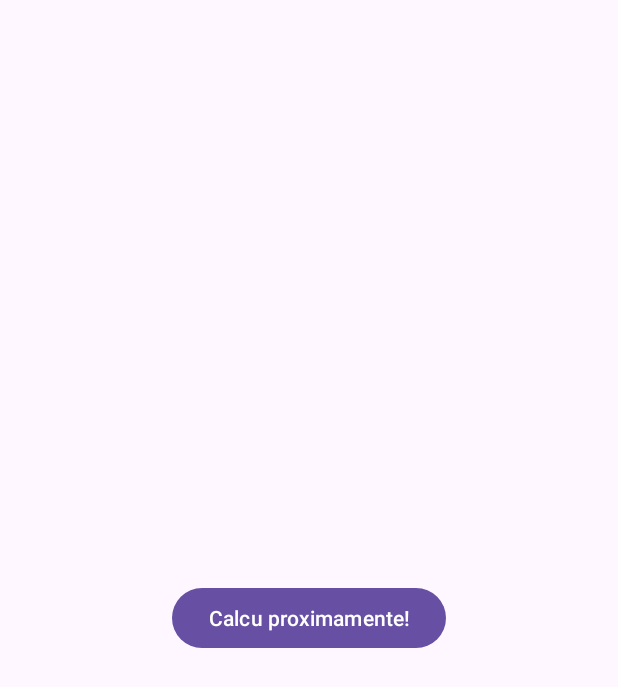
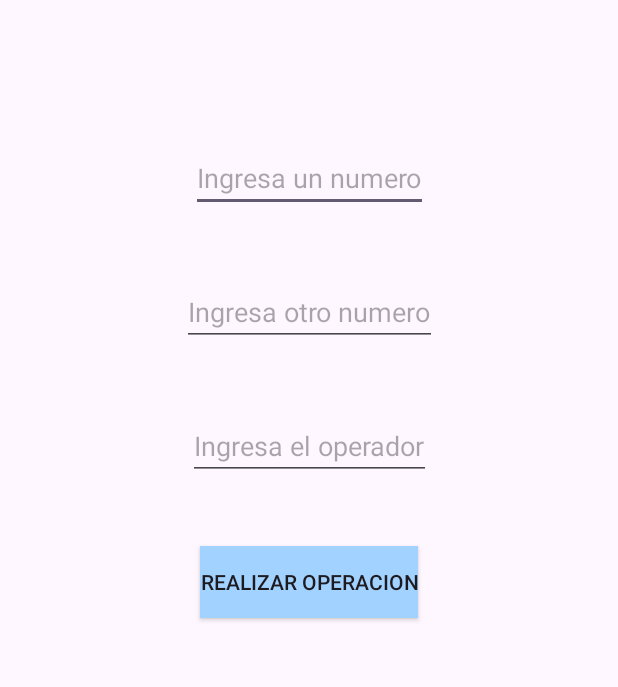
Before and after one commit to JonyWhalee/kotlinApp, an Android app: the CalculadoraApp screen opened directly, with no data from a screen before it, on a phone screen of 412 x 824 dp. Shown: the top 687 px of the screen. Run offline under Robolectric (Android 15) with nearby library versions, the phone set to English and light mode, and no system bars.

Commit message:
calculatorApp

```diff
--- a/app/src/main/java/com/example/firstapp/contendorDeApps/CalculadoraApp.kt
+++ b/app/src/main/java/com/example/firstapp/contendorDeApps/CalculadoraApp.kt
@@ -2,11 +2,46 @@ package com.example.firstapp.contendorDeApps
 
 import androidx.appcompat.app.AppCompatActivity
 import android.os.Bundle
+import android.widget.EditText
+import android.widget.TextView
 import com.example.firstapp.R
+
 
 class CalculadoraApp : AppCompatActivity() {
     override fun onCreate(savedInstanceState: Bundle?) {
         super.onCreate(savedInstanceState)
         setContentView(R.layout.activity_calculadora_app)
+        val edNumeroUno = findViewById<EditText>(R.id.edNumeroUno)
+        val edNumeroDos = findViewById<EditText>(R.id.edNumeroDos)
+        val edOperador = findViewById<EditText>(R.id.edOperador)
+        val btnOperacion = findViewById<androidx.appcompat.widget.AppCompatButton>(R.id.btnOperacion)
+        val mostrar = findViewById<TextView>(R.id.tvMostrar)
+
+        btnOperacion.setOnClickListener {
+            val numeroUnoText = edNumeroUno.text.toString()
+            val numeroDosText = edNumeroDos.text.toString()
+            val operador = edOperador.text.toString()
+
+            if (numeroUnoText.isNotEmpty() && numeroDosText.isNotEmpty()){
+                val numero1 = numeroUnoText.toDouble()
+                val numero2 = numeroDosText.toDouble()
+
+                val resultado = realizarOperacion(numero1, numero2, operador)
+                mostrar.text = "La $operador entre $numero1 y $numero2 es $resultado"
+            }else{
+                mostrar.text = "Te falto ingresar los numero salchicha"
+            }
+
+        }
     }
+
+    fun realizarOperacion(a: Double, b: Double, operador: String):Double = when(operador){
+            "+" -> a + b
+            "-" -> a - b
+            "*" -> a * b
+            "/" -> a / b
+            else -> 0.0
+        }
+
+
 }
--- a/app/src/main/res/layout/activity_calculadora_app.xml
+++ b/app/src/main/res/layout/activity_calculadora_app.xml
@@ -6,13 +6,61 @@
     android:layout_height="match_parent"
     tools:context=".contendorDeApps.CalculadoraApp">
 
-    <Button
-        android:id="@+id/button"
+    <EditText
+        android:id="@+id/edNumeroUno"
         android:layout_width="wrap_content"
         android:layout_height="wrap_content"
-        android:text="Calcu proximamente!"
+        android:layout_marginTop="96dp"
+        android:hint="Ingresa un numero"
+        app:layout_constraintEnd_toEndOf="parent"
+        app:layout_constraintStart_toStartOf="parent"
+        app:layout_constraintTop_toTopOf="parent">
+
+    </EditText>
+
+    <EditText
+        android:id="@+id/edNumeroDos"
+        android:layout_width="wrap_content"
+        android:layout_height="wrap_content"
+        android:layout_marginTop="44dp"
+        android:hint="Ingresa otro numero"
+        app:layout_constraintEnd_toEndOf="parent"
+        app:layout_constraintStart_toStartOf="parent"
+        app:layout_constraintTop_toBottomOf="@+id/edNumeroUno" />
+
+    <EditText
+        android:id="@+id/edOperador"
+        android:layout_width="wrap_content"
+        android:layout_height="wrap_content"
+        android:layout_marginTop="44dp"
+        android:hint="Ingresa el operador"
+        app:layout_constraintEnd_toEndOf="parent"
+        app:layout_constraintStart_toStartOf="parent"
+        app:layout_constraintTop_toBottomOf="@+id/edNumeroDos" />
+
+    <androidx.appcompat.widget.AppCompatButton
+        android:id="@+id/btnOperacion"
+        android:layout_width="wrap_content"
+        android:layout_height="wrap_content"
+        android:layout_marginTop="44dp"
+        android:text="Realizar operacion"
+        app:layout_constraintEnd_toEndOf="parent"
+        app:layout_constraintStart_toStartOf="parent"
+        app:layout_constraintTop_toBottomOf="@+id/edOperador"
+        android:background="#a2d2ff"
+        />
+
+    <TextView
+        android:id="@+id/tvMostrar"
+        android:layout_width="wrap_content"
+        android:layout_height="wrap_content"
         app:layout_constraintBottom_toBottomOf="parent"
         app:layout_constraintEnd_toEndOf="parent"
         app:layout_constraintStart_toStartOf="parent"
-        app:layout_constraintTop_toTopOf="parent" />
+        app:layout_constraintTop_toBottomOf="@+id/btnOperacion"
+        app:layout_constraintVertical_bias="0.166">
+
+    </TextView>
+
+
 </androidx.constraintlayout.widget.ConstraintLayout>
```
